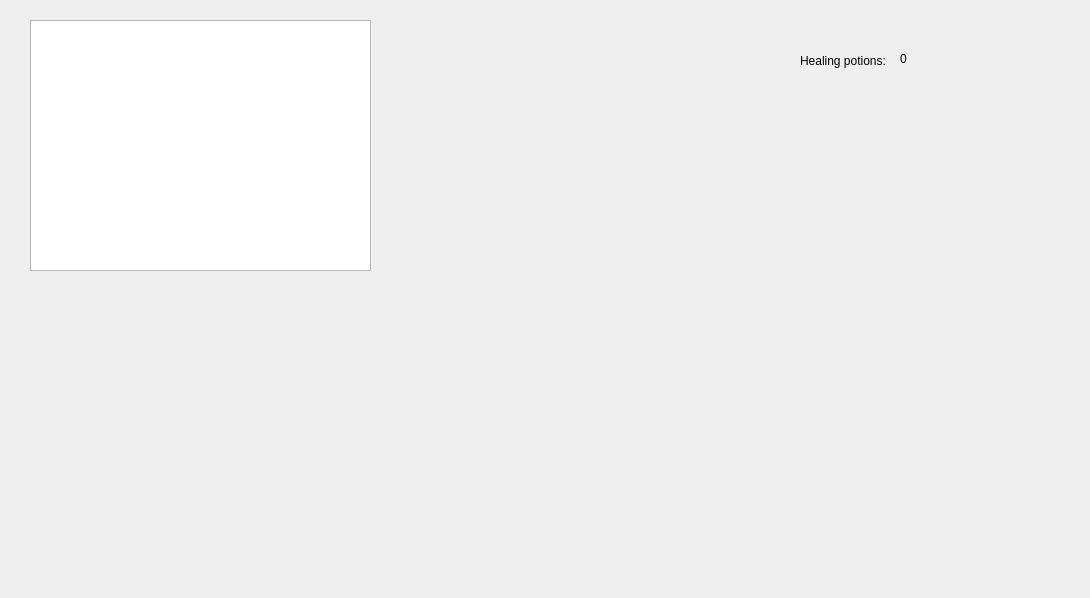
The window that widget.ui (Shihad/roguelike) describes before a commit, drawn with Qt 5.
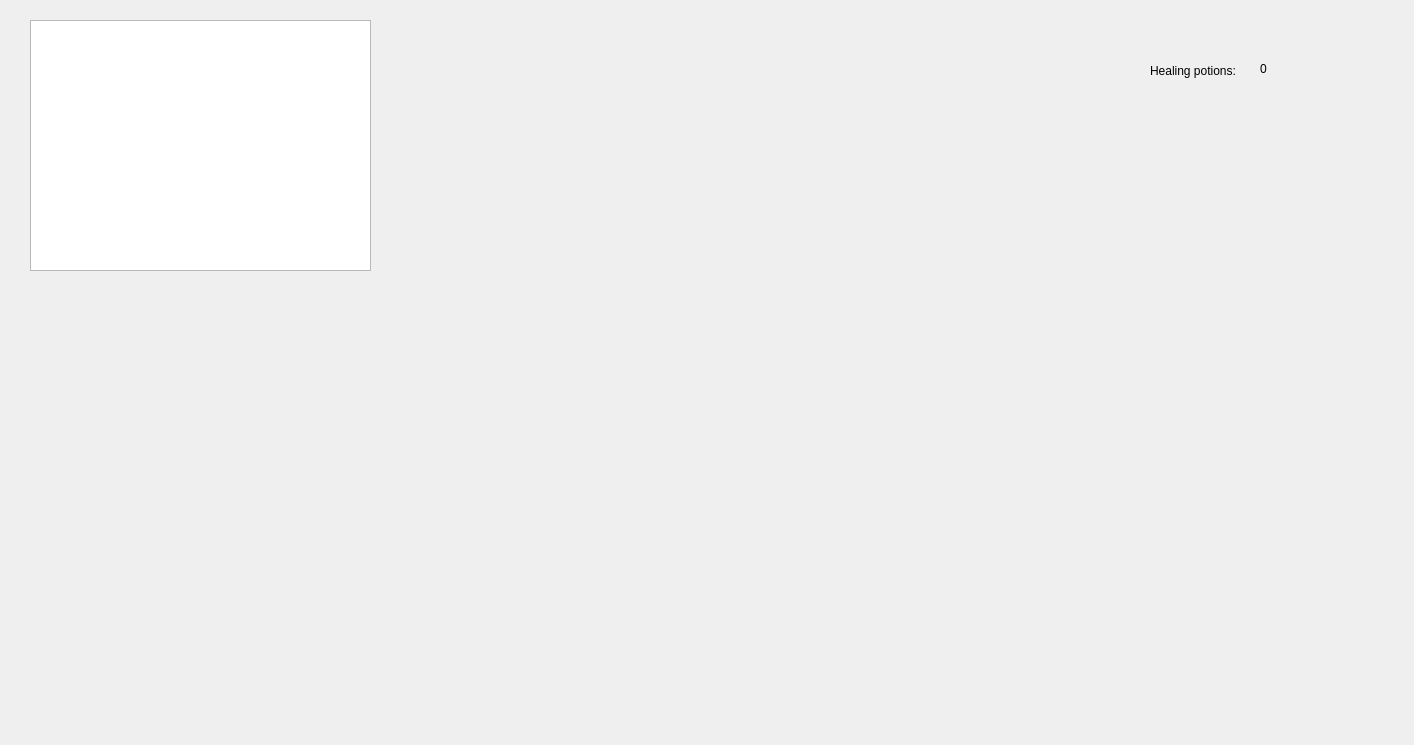
The same window after the commit.

Patch:
```diff
--- a/widget.ui
+++ b/widget.ui
@@ -6,8 +6,8 @@
    <rect>
     <x>0</x>
     <y>0</y>
-    <width>1090</width>
-    <height>598</height>
+    <width>1414</width>
+    <height>745</height>
    </rect>
   </property>
   <property name="focusPolicy">
@@ -32,8 +32,8 @@
   <widget class="QLabel" name="label">
    <property name="geometry">
     <rect>
-     <x>800</x>
-     <y>30</y>
+     <x>1150</x>
+     <y>40</y>
      <width>101</width>
      <height>61</height>
     </rect>
@@ -45,8 +45,8 @@
   <widget class="QLabel" name="label_2">
    <property name="geometry">
     <rect>
-     <x>900</x>
-     <y>50</y>
+     <x>1260</x>
+     <y>60</y>
      <width>54</width>
      <height>17</height>
     </rect>
```
